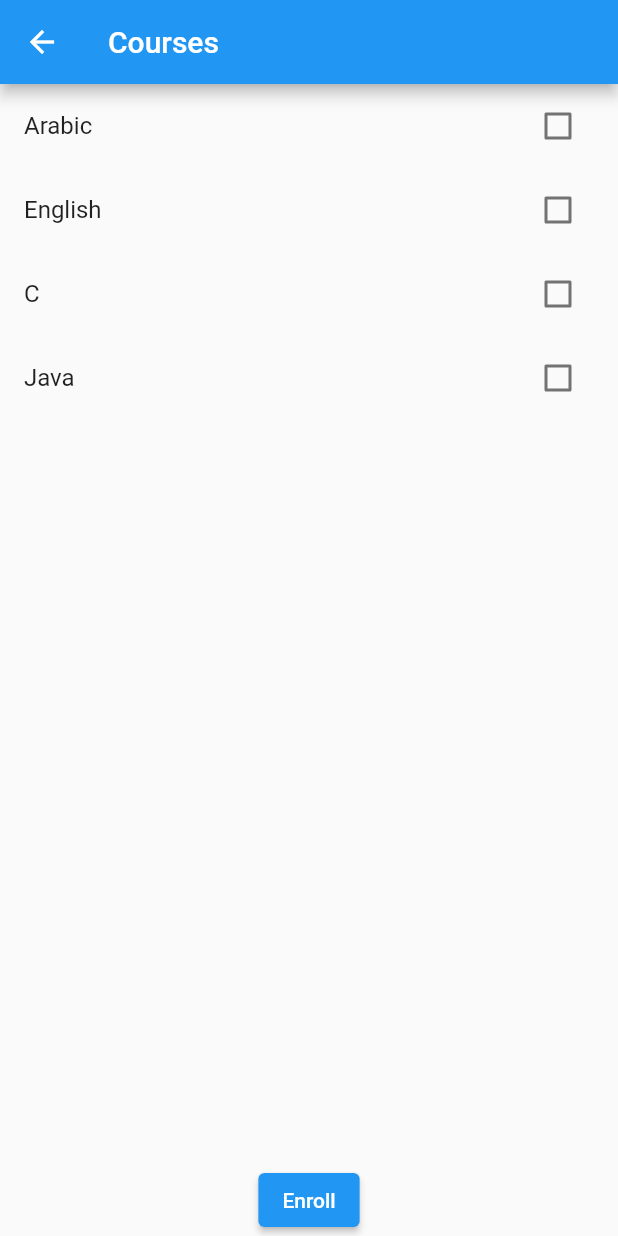
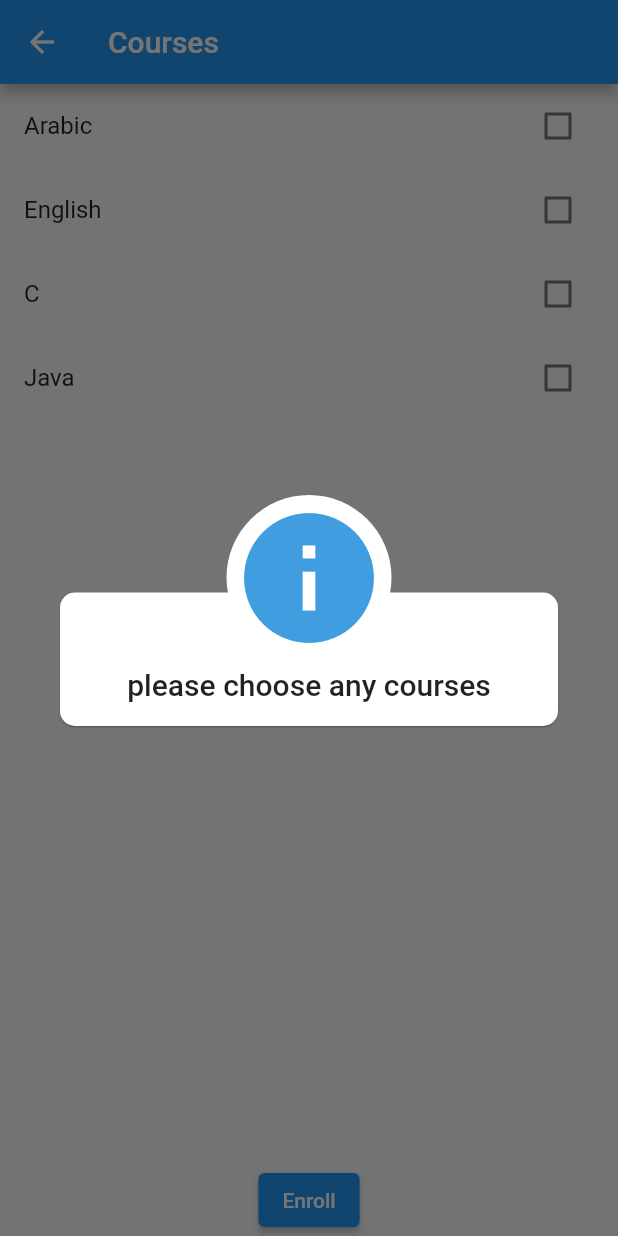
Before and after one commit to mohamedabdallatif/Student-Enrollment, a Flutter app: the CoursePage screen opened directly with empty values, after a tap on "Enroll", on a phone screen of 412 x 824 dp. Run offline on Flutter 3.47's test engine with Material 2 defaults, Android fonts, the phone set to English and light mode, and no system bars; our stand-ins replace awesome_dialog, google_fonts.

Commit message:
project about to done

```diff
--- a/lib/courses_page.dart
+++ b/lib/courses_page.dart
@@ -3,27 +3,27 @@ import 'dart:convert';
 
 import 'package:flutter/material.dart';
 import 'package:http/http.dart' as http;
+import 'package:awesome_dialog/awesome_dialog.dart';
 
 class CoursePage extends StatefulWidget {
-   var fnamecontroller ;
-    var lnamecontroller ;
+  var fnamecontroller;
+  var lnamecontroller;
   var addresscontroller;
-  var religioncontroller ;
+  var religioncontroller;
   var nationalitycontroller;
   var gender;
-  var dateController ;
+  var dateController;
 
-   CoursePage({
-    Key? key,
+  CoursePage(
+      {Key? key,
       required this.fnamecontroller,
       required this.lnamecontroller,
       required this.addresscontroller,
       required this.religioncontroller,
       required this.nationalitycontroller,
       required this.gender,
-    required this.dateController
-  }) : super(key: key);
-
+      required this.dateController})
+      : super(key: key);
 
   @override
   State<CoursePage> createState() => _CoursePageState();
@@ -36,13 +36,8 @@ class _CoursePageState extends State<CoursePage> {
   var insertUrl = 'https://studentssqlserver123.000webhostapp.com/insert.php';
 
   Future insertStudent(String fname, String lname, String date, String Address,
-      String religion, String nationality, String gender,List list) async {
-
-    // String body = json.encode(data);
-    final response = await http.post(
-      Uri.parse(insertUrl),
-   //   headers: {'Content-Type': 'application/json'},
-      body: {
+      String religion, String nationality, String gender, List list) async {
+    final response = await http.post(Uri.parse(insertUrl), body: {
       'fname': fname,
       'lname': lname,
       'date': date,
@@ -50,9 +45,8 @@ class _CoursePageState extends State<CoursePage> {
       'religion': religion,
       'nationality': nationality,
       'gender': gender,
-        'list':list.toString()
-      }
-    );
+      'list': list.toString(),
+    });
     return response;
   }
 
@@ -87,8 +81,9 @@ class _CoursePageState extends State<CoursePage> {
                     );
                   }),
             ),
-            ElevatedButton(onPressed: ()async{
-              print(widget.fnamecontroller);
+            ElevatedButton(
+                onPressed: () async {
+                  if (isClicked.any((element) => element == true)) {
                     final result = await insertStudent(
                         widget.fnamecontroller,
                         widget.lnamecontroller,
@@ -102,18 +97,51 @@ class _CoursePageState extends State<CoursePage> {
                       final responseData = json.decode(result.body);
                       if (responseData['status'] == 'success') {
                         print('Data inserted successfully');
-                          ShowAlterDialogMessage(context, 'Student Is Inserted Successfully');
+                        AwesomeDialog(
+                            context: context,
+                            title: 'Student Is Inserted Successfully',
+                            body: Center(
+                                child: Column(
+                              children: [
+                                const Divider(
+                                  color: Colors.grey,
+                                  thickness: 2,
+                                ),
+                                const SizedBox(height: 15),
+                                Text('Student Is Inserted Successfully'),
+                                const SizedBox(height: 10),
+                                ElevatedButton(
+                                    onPressed: () {
+                                      Navigator.pop(context);
+                                      Navigator.pop(context);
+                                      Navigator.pop(context);
+                                    },
+                                    style: ElevatedButton.styleFrom(
+                                      shape: RoundedRectangleBorder(
+                                        borderRadius: BorderRadius.circular(30),
+                                      ),
+                                    ),
+                                    child: const Text('Close!')),
+                              ],
+                            ))).show();
                       } else {
                         ShowAlterDialogMessage(context,
                             'Error ${result.statusCode} ${result.reasonPhrase}');
                       }
                     }
+                  } else {
+                    AwesomeDialog(
+                            context: context,
+                            title: 'please choose any courses')
+                        .show();
+                  }
                 },
-             child:const Text('Enroll') )
+                child: const Text('Enroll'))
           ],
         ));
   }
 }
+
 void ShowAlterDialogMessage(BuildContext context, String msg) {
   showDialog(
     context: context,
--- a/lib/select.dart
+++ b/lib/select.dart
@@ -22,8 +22,8 @@ class _SelectionPageState extends State<SelectionPage> {
       ),
       body: Padding(
         padding: const EdgeInsets.all(40.0),
+        child: SingleChildScrollView(
           child: Column(
-          mainAxisAlignment: MainAxisAlignment.center,
             children: [
               Row(
                mainAxisAlignment: MainAxisAlignment.center,
@@ -33,7 +33,7 @@ class _SelectionPageState extends State<SelectionPage> {
                     style: TextStyle(fontSize: 20),
                   ),
                   const SizedBox(
-                  width: 20,
+                    height: 100,
                   ),
                   DropdownButton<String>(
                     value: selectedOption,
@@ -104,6 +104,7 @@ class _SelectionPageState extends State<SelectionPage> {
             ],
           ),
         ),
+      ),
     );
   }
 }
--- a/pubspec.yaml
+++ b/pubspec.yaml
@@ -38,6 +38,8 @@ dependencies:
   intl: ^0.18.0
   sql_conn: ^0.0.3
   http: ^0.13.6
+  google_fonts: ^4.0.4
+  awesome_dialog: ^3.0.2
 
 dev_dependencies:
   flutter_test:
```
Also changed, not shown: lib/data.dart (+27 -41 lines), lib/enroll.dart (+17 -10 lines), lib/student_detials.dart (+51 -28 lines), pubspec.lock, 1 other file. Lines whose indentation alone changed are shown as unchanged.
